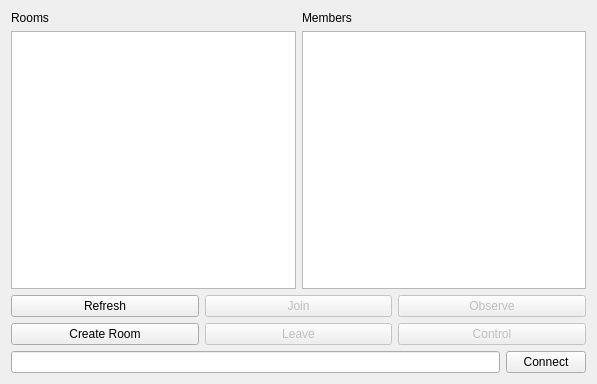
The window that src/platform/qt/NetplayView.ui (thenick775/mgba) describes before a commit, drawn with Qt 5.
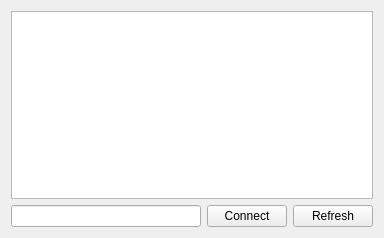
The same window after the commit.

Commit message: Qt: Simplify netplay dialog

```diff
--- a/src/platform/qt/NetplayView.ui
+++ b/src/platform/qt/NetplayView.ui
@@ -6,22 +6,28 @@
    <rect>
     <x>0</x>
     <y>0</y>
-    <width>597</width>
-    <height>384</height>
+    <width>384</width>
+    <height>238</height>
    </rect>
   </property>
   <property name="windowTitle">
    <string>Netplay</string>
   </property>
-  <layout class="QGridLayout" name="gridLayout">
-   <item row="0" column="1">
-    <widget class="QLabel" name="label_2">
-     <property name="text">
-      <string>Members</string>
+  <layout class="QVBoxLayout" name="verticalLayout">
+   <item>
+    <widget class="QTableView" name="coreView">
+     <property name="alternatingRowColors">
+      <bool>true</bool>
      </property>
+     <property name="showGrid">
+      <bool>false</bool>
+     </property>
+     <attribute name="verticalHeaderVisible">
+      <bool>false</bool>
+     </attribute>
     </widget>
    </item>
-   <item row="3" column="0" colspan="2">
+   <item>
     <layout class="QHBoxLayout" name="horizontalLayout">
      <item>
       <widget class="QLineEdit" name="hostname"/>
@@ -33,97 +39,13 @@
        </property>
       </widget>
      </item>
-    </layout>
-   </item>
-   <item row="1" column="0">
-    <widget class="QTableView" name="roomView">
-     <property name="alternatingRowColors">
-      <bool>true</bool>
-     </property>
-     <property name="showGrid">
-      <bool>false</bool>
-     </property>
-     <attribute name="verticalHeaderVisible">
-      <bool>false</bool>
-     </attribute>
-    </widget>
-   </item>
-   <item row="0" column="0">
-    <widget class="QLabel" name="label">
-     <property name="text">
-      <string>Rooms</string>
-     </property>
-    </widget>
-   </item>
-   <item row="1" column="1">
-    <widget class="QTableView" name="coreView">
-     <property name="alternatingRowColors">
-      <bool>true</bool>
-     </property>
-     <property name="showGrid">
-      <bool>false</bool>
-     </property>
-     <attribute name="verticalHeaderVisible">
-      <bool>false</bool>
-     </attribute>
-    </widget>
-   </item>
-   <item row="2" column="0" colspan="2">
-    <layout class="QGridLayout" name="gridLayout_2">
-     <item row="0" column="0">
+     <item>
       <widget class="QPushButton" name="refresh">
        <property name="text">
         <string>Refresh</string>
        </property>
       </widget>
      </item>
-     <item row="1" column="0">
-      <widget class="QPushButton" name="create">
-       <property name="text">
-        <string>Create Room</string>
-       </property>
-      </widget>
-     </item>
-     <item row="1" column="1">
-      <widget class="QPushButton" name="leave">
-       <property name="enabled">
-        <bool>false</bool>
-       </property>
-       <property name="text">
-        <string>Leave</string>
-       </property>
-      </widget>
-     </item>
-     <item row="0" column="1">
-      <widget class="QPushButton" name="join">
-       <property name="enabled">
-        <bool>false</bool>
-       </property>
-       <property name="text">
-        <string>Join</string>
-       </property>
-      </widget>
-     </item>
-     <item row="0" column="3">
-      <widget class="QPushButton" name="observe">
-       <property name="enabled">
-        <bool>false</bool>
-       </property>
-       <property name="text">
-        <string>Observe</string>
-       </property>
-      </widget>
-     </item>
-     <item row="1" column="3">
-      <widget class="QPushButton" name="control">
-       <property name="enabled">
-        <bool>false</bool>
-       </property>
-       <property name="text">
-        <string>Control</string>
-       </property>
-      </widget>
-     </item>
     </layout>
    </item>
   </layout>
```
The commit also changes 6 other files.
